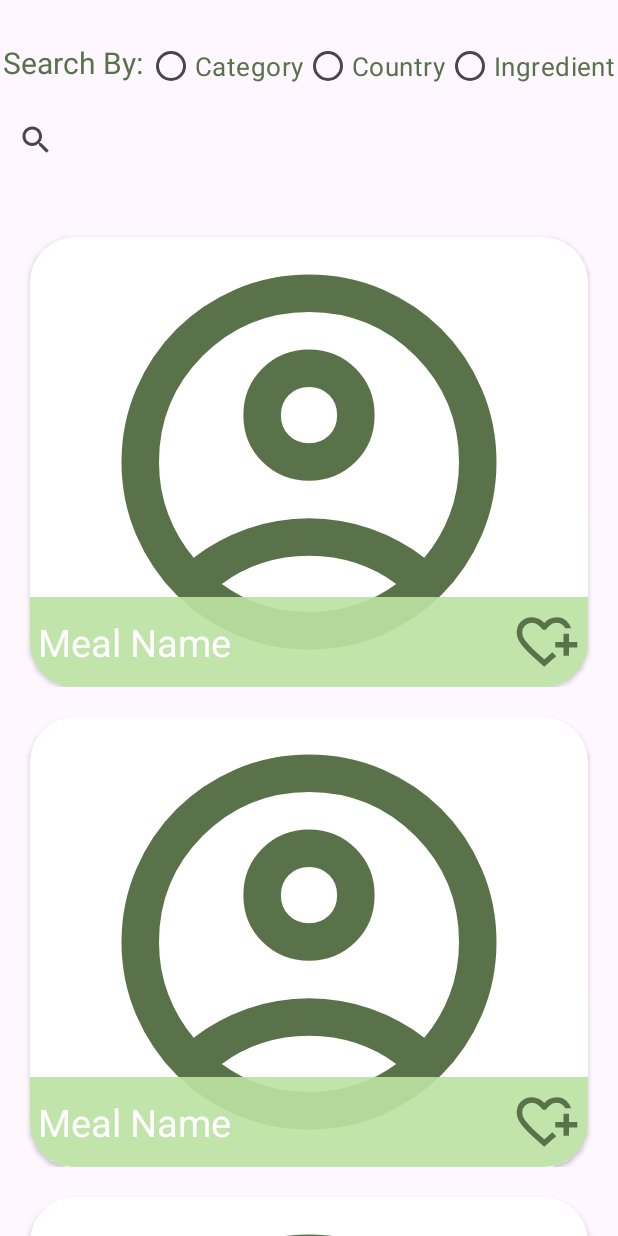
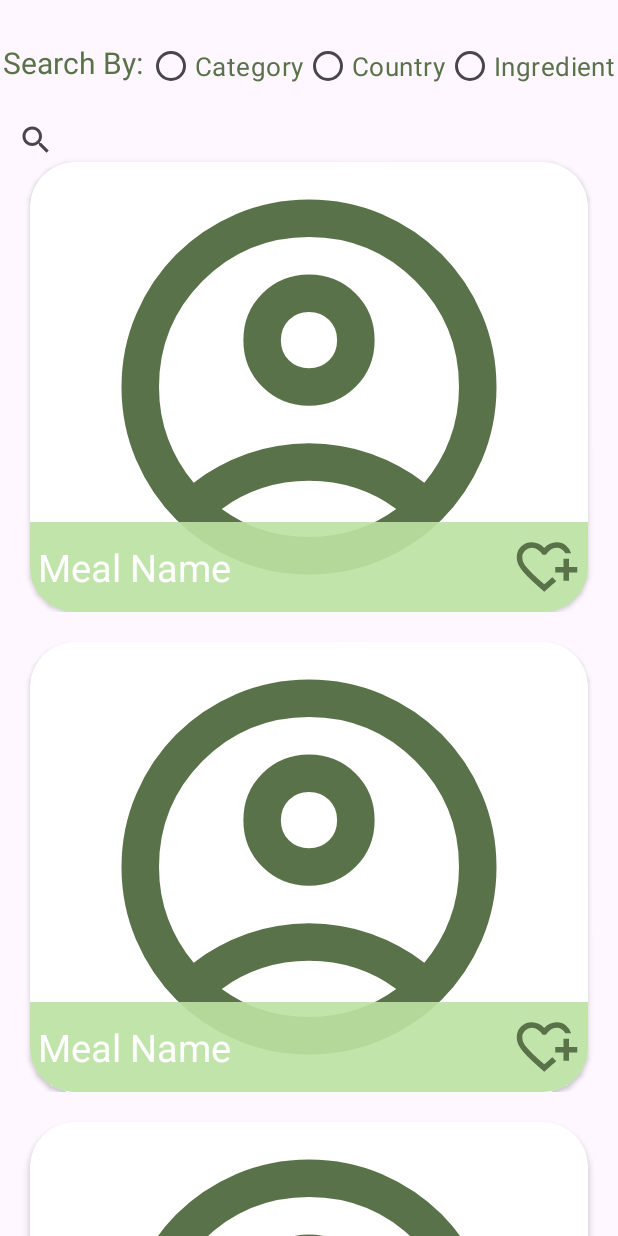
Before and after one commit to sammaralaa/FoodPlannerAndroidJava, an Android app: the layout fragment_search.xml on its own in the app's theme, with its tools: preview values and no code run, on a phone screen of 412 x 824 dp. Run offline under Robolectric (Android 15) with nearby library versions, the phone set to English and light mode, and no system bars.

Commit message:
edit on search fragment class

```diff
--- /dev/null
+++ b/app/src/main/res/drawable/sentiment.xml
@@ -0,0 +1,9 @@
+<vector xmlns:android="http://schemas.android.com/apk/res/android"
+    android:width="24dp"
+    android:height="24dp"
+    android:viewportWidth="960"
+    android:viewportHeight="960">
+  <path
+      android:pathData="M620,440q25,0 42.5,-17.5T680,380q0,-25 -17.5,-42.5T620,320q-25,0 -42.5,17.5T560,380q0,25 17.5,42.5T620,440ZM340,440q25,0 42.5,-17.5T400,380q0,-25 -17.5,-42.5T340,320q-25,0 -42.5,17.5T280,380q0,25 17.5,42.5T340,440ZM480,540q-68,0 -123.5,38.5T276,680h66q22,-37 58.5,-58.5T480,600q43,0 79.5,21.5T618,680h66q-25,-63 -80.5,-101.5T480,540ZM480,880q-83,0 -156,-31.5T197,763q-54,-54 -85.5,-127T80,480q0,-83 31.5,-156T197,197q54,-54 127,-85.5T480,80q83,0 156,31.5T763,197q54,54 85.5,127T880,480q0,83 -31.5,156T763,763q-54,54 -127,85.5T480,880ZM480,480ZM480,800q134,0 227,-93t93,-227q0,-134 -93,-227t-227,-93q-134,0 -227,93t-93,227q0,134 93,227t227,93Z"
+      android:fillColor="@color/green"/>
+</vector>
--- a/app/src/main/res/layout/fragment_search.xml
+++ b/app/src/main/res/layout/fragment_search.xml
@@ -68,15 +68,39 @@
         app:layout_constraintEnd_toEndOf="parent"
          />
 
+    <ImageView
+        android:id="@+id/sad"
+        android:layout_width="50dp"
+        android:layout_height="50dp"
+        android:src="@drawable/sentiment"
+        android:visibility="invisible"
+        app:layout_constraintEnd_toStartOf="@id/matchtxt"
+        app:layout_constraintStart_toStartOf="parent"
+        app:layout_constraintTop_toTopOf="parent"
+        app:layout_constraintBottom_toBottomOf="parent"
+        />
+    <TextView
+        android:id="@+id/matchtxt"
+        android:layout_width="wrap_content"
+        android:layout_height="wrap_content"
+        android:layout_marginTop="5dp"
+        android:textSize="17dp"
+        app:layout_constraintBottom_toBottomOf="parent"
+        app:layout_constraintStart_toEndOf="@id/sad"
+        app:layout_constraintTop_toTopOf="parent"
+        app:layout_constraintEnd_toEndOf="parent"
+        android:visibility="invisible"
+        />
     <androidx.recyclerview.widget.RecyclerView
         android:id="@+id/searchResaultRecycler"
         android:layout_width="match_parent"
         android:layout_height="0dp"
         tools:listitem="@layout/fragment_card"
-        app:layout_constraintTop_toBottomOf="@id/searchViewtxt"
+        app:layout_constraintTop_toTopOf="@id/searchViewtxt"
         app:layout_constraintStart_toStartOf="parent"
         app:layout_constraintEnd_toEndOf="parent"
         android:layout_marginTop="20dp"
+
         />
 
 </androidx.constraintlayout.widget.ConstraintLayout>
```
Also changed, not shown: app/src/main/java/com/example/androidproject/view/search/SearchFragment.java (+19 -1 lines).
